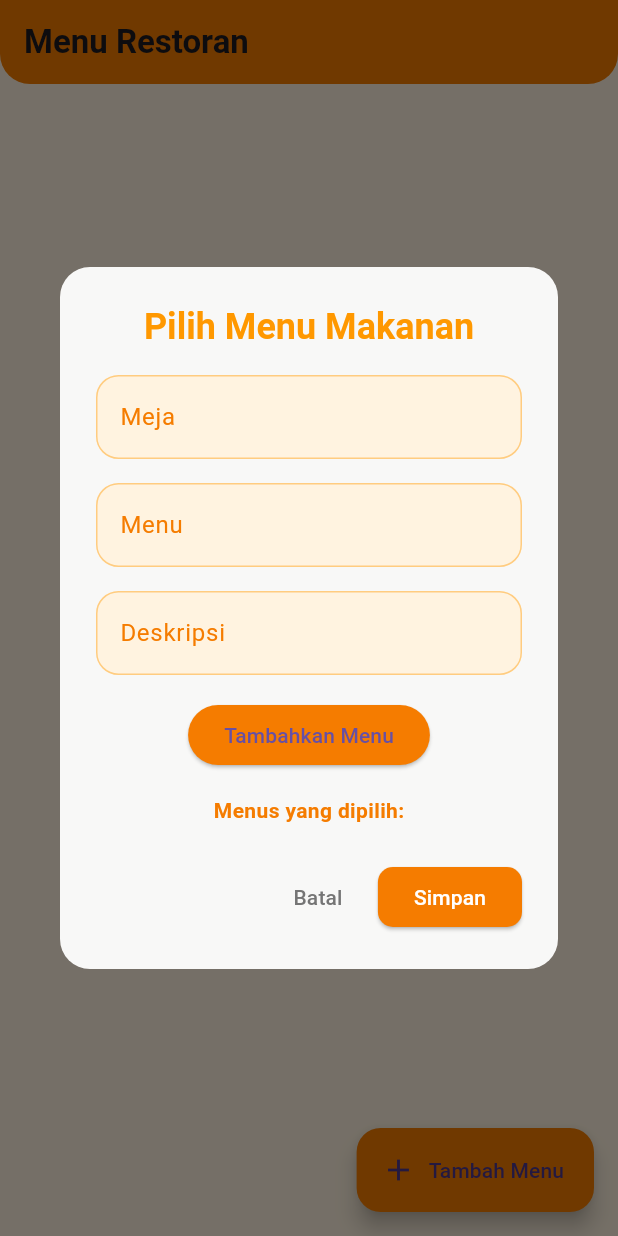
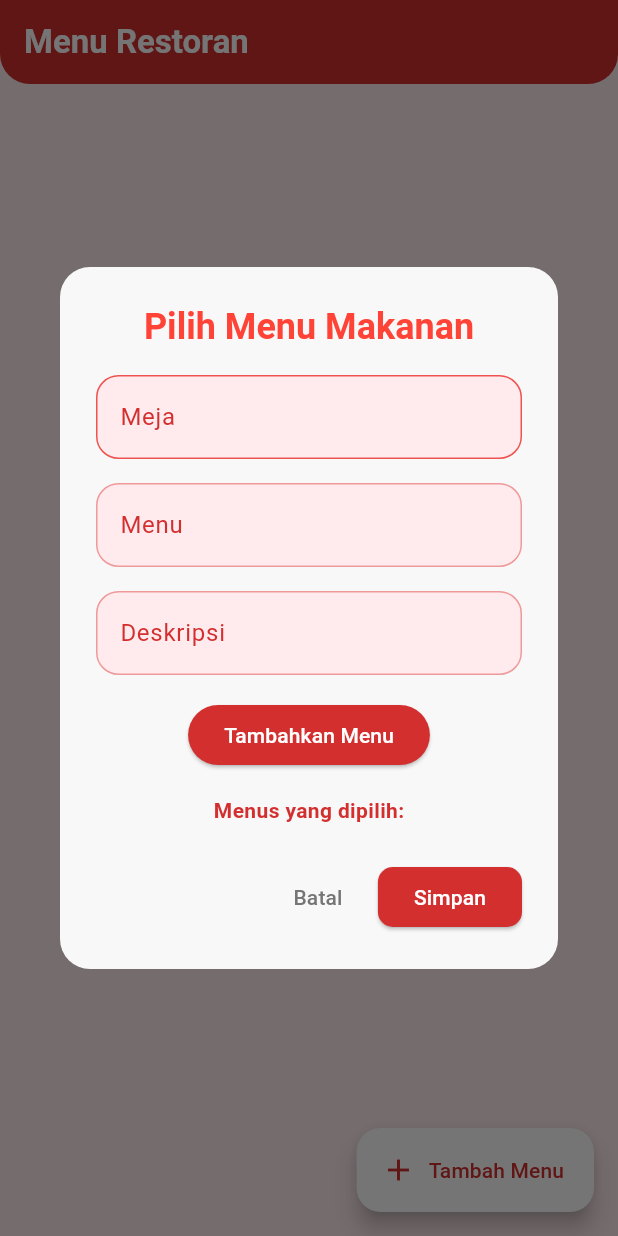
Before and after one commit to FZfortirex/Project-Firebase, a Flutter app: the CrudPage screen opened directly, after a tap on "Tambah Menu", on a phone screen of 412 x 824 dp. Run offline on Flutter 3.47's test engine with Material 3 defaults, Android fonts, the phone set to English and light mode, and no system bars; our stand-ins replace cloud_firestore, firebase_auth, firebase_core, google_sign_in; accounts and stored records are empty.

Commit message:
add update

```diff
--- a/firebase_app/lib/CRUD/crud_page.dart
+++ b/firebase_app/lib/CRUD/crud_page.dart
@@ -12,10 +12,12 @@ class _CrudPageState extends State<CrudPage> {
   final TextEditingController _menuController = TextEditingController();
   List<Map<String, dynamic>> selectedMenuList = [];
 
+  // Function to delete an order
   Future<void> _deleteOrder(String docId) async {
     await _ordersCollection.doc(docId).delete();
   }
 
+  // Function to show delete confirmation dialog
   Future<void> _showDeleteConfirmation(
       BuildContext context, String docId) async {
     return showDialog(
@@ -42,9 +44,16 @@ class _CrudPageState extends State<CrudPage> {
     );
   }
 
-  Future<void> _showMenuOptions(BuildContext context) async {
+  // Function to show the menu options (add/edit menu)
+  Future<void> _showMenuOptions(
+      BuildContext context, {Map<String, dynamic>? menuToEdit, int? index}) async {
     final TextEditingController tableController = TextEditingController();
     final TextEditingController descriptionController = TextEditingController();
+
+    if (menuToEdit != null) {
+      _menuController.text = menuToEdit['menu'];
+      descriptionController.text = menuToEdit['description'];
+    }
 
     await showDialog(
       context: context,
@@ -60,7 +69,7 @@ class _CrudPageState extends State<CrudPage> {
                 'Pilih Menu Makanan',
                 style: TextStyle(
                   fontWeight: FontWeight.bold,
-                  color: Colors.orange,
+                  color: Color.fromARGB(255, 255, 67, 54),
                   fontSize: 24,
                 ),
                 textAlign: TextAlign.center,
@@ -75,19 +84,19 @@ class _CrudPageState extends State<CrudPage> {
                         controller: tableController,
                         decoration: InputDecoration(
                           labelText: 'Meja',
-                          labelStyle: TextStyle(color: Colors.orange.shade700),
+                          labelStyle: TextStyle(color: Colors.red.shade700),
                           enabledBorder: OutlineInputBorder(
                             borderRadius: BorderRadius.circular(15),
                             borderSide:
-                                BorderSide(color: Colors.orange.shade200),
+                                BorderSide(color: Colors.red.shade400),
                           ),
                           focusedBorder: OutlineInputBorder(
                             borderRadius: BorderRadius.circular(15),
                             borderSide:
-                                BorderSide(color: Colors.orange.shade700),
+                                BorderSide(color: Colors.red.shade700),
                           ),
                           filled: true,
-                          fillColor: Colors.orange.shade50,
+                          fillColor: Colors.red.shade50,
                         ),
                         keyboardType: TextInputType.number,
                       ),
@@ -96,19 +105,19 @@ class _CrudPageState extends State<CrudPage> {
                         controller: _menuController,
                         decoration: InputDecoration(
                           labelText: 'Menu',
-                          labelStyle: TextStyle(color: Colors.orange.shade700),
+                          labelStyle: TextStyle(color: Colors.red.shade700),
                           enabledBorder: OutlineInputBorder(
                             borderRadius: BorderRadius.circular(15),
                             borderSide:
-                                BorderSide(color: Colors.orange.shade200),
+                                BorderSide(color: Colors.red.shade200),
                           ),
                           focusedBorder: OutlineInputBorder(
                             borderRadius: BorderRadius.circular(15),
                             borderSide:
-                                BorderSide(color: Colors.orange.shade700),
+                                BorderSide(color: Colors.red.shade700),
                           ),
                           filled: true,
-                          fillColor: Colors.orange.shade50,
+                          fillColor: Colors.red.shade50,
                         ),
                       ),
                       const SizedBox(height: 16),
@@ -116,19 +125,19 @@ class _CrudPageState extends State<CrudPage> {
                         controller: descriptionController,
                         decoration: InputDecoration(
                           labelText: 'Deskripsi',
-                          labelStyle: TextStyle(color: Colors.orange.shade700),
+                          labelStyle: TextStyle(color: Colors.red.shade700),
                           enabledBorder: OutlineInputBorder(
                             borderRadius: BorderRadius.circular(15),
                             borderSide:
-                                BorderSide(color: Colors.orange.shade200),
+                                BorderSide(color: Colors.red.shade200),
                           ),
                           focusedBorder: OutlineInputBorder(
                             borderRadius: BorderRadius.circular(15),
                             borderSide:
-                                BorderSide(color: Colors.orange.shade700),
+                                BorderSide(color: Colors.red.shade700),
                           ),
                           filled: true,
-                          fillColor: Colors.orange.shade50,
+                          fillColor: Colors.red.shade50,
                         ),
                       ),
                       const SizedBox(height: 16),
@@ -137,26 +146,36 @@ class _CrudPageState extends State<CrudPage> {
                           if (_menuController.text.isNotEmpty &&
                               descriptionController.text.isNotEmpty) {
                             setState(() {
-                              selectedMenuList.add({
-                                'menu': _menuController.text,
-                                'description': descriptionController.text,
-                              });
+                              if (menuToEdit == null) {
+                                selectedMenuList.add({
+                                  'menu': _menuController.text,
+                                  'description': descriptionController.text,
+                                });
+                              } else {
+                                selectedMenuList[index!] = {
+                                  'menu': _menuController.text,
+                                  'description': descriptionController.text,
+                                };
+                              }
                               _menuController.clear();
                               descriptionController.clear();
                             });
                           }
                         },
                         style: ElevatedButton.styleFrom(
-                          backgroundColor: Colors.orange.shade700,
+                          backgroundColor: Colors.red.shade700,
                         ),
-                        child: const Text('Tambahkan Menu'),
+                        child: Text(
+                          menuToEdit == null ? 'Tambahkan Menu' : 'Perbarui Menu',
+                          style: TextStyle(color: Colors.white),
+                        ),
                       ),
                       const SizedBox(height: 16),
                       Text(
                         'Menus yang dipilih:',
                         style: TextStyle(
                           fontWeight: FontWeight.bold,
-                          color: Colors.orange.shade700,
+                          color: Colors.red.shade700,
                         ),
                       ),
                       Container(
@@ -186,6 +205,17 @@ class _CrudPageState extends State<CrudPage> {
                                         });
                                       },
                                     ),
+                                    IconButton(
+                                      icon: Icon(Icons.edit,
+                                          color: Colors.red.shade700),
+                                      onPressed: () {
+                                        _showMenuOptions(
+                                          context,
+                                          menuToEdit: item,
+                                          index: selectedMenuList.indexOf(item),
+                                        );
+                                      },
+                                    ),
                                   ],
                                 ),
                               );
@@ -207,7 +237,7 @@ class _CrudPageState extends State<CrudPage> {
                 ),
                 ElevatedButton(
                   style: ElevatedButton.styleFrom(
-                    backgroundColor: Colors.orange.shade700,
+                    backgroundColor: Colors.red.shade700,
                     shape: RoundedRectangleBorder(
                       borderRadius: BorderRadius.circular(10),
                     ),
@@ -241,13 +271,13 @@ class _CrudPageState extends State<CrudPage> {
   @override
   Widget build(BuildContext context) {
     return Scaffold(
-      backgroundColor: Colors.orange.shade50,
+      backgroundColor: Colors.red.shade50,
       appBar: AppBar(
         title: const Text(
           'Menu Restoran',
-          style: TextStyle(fontWeight: FontWeight.bold),
+          style: TextStyle(fontWeight: FontWeight.bold, color: Colors.white),
         ),
-        backgroundColor: Colors.orange.shade700,
+        backgroundColor: Colors.red.shade700,
         elevation: 0,
         shape: const RoundedRectangleBorder(
           borderRadius: BorderRadius.vertical(
@@ -264,7 +294,7 @@ class _CrudPageState extends State<CrudPage> {
             return Center(
               child: CircularProgressIndicator(
                 valueColor:
-                    AlwaysStoppedAnimation<Color>(Colors.orange.shade700),
+                    AlwaysStoppedAnimation<Color>(Colors.red.shade700),
               ),
             );
           }
@@ -285,7 +315,7 @@ class _CrudPageState extends State<CrudPage> {
               child: Text(
                 'Belum ada menu tersedia',
                 style: TextStyle(
-                  color: Colors.orange.shade700,
+                  color: Colors.red.shade700,
                   fontSize: 18,
                   fontWeight: FontWeight.w500,
                 ),
@@ -315,7 +345,7 @@ class _CrudPageState extends State<CrudPage> {
                       gradient: LinearGradient(
                         colors: [
                           Colors.white,
-                          Colors.orange.shade50,
+                          Colors.red.shade50,
                         ],
                         begin: Alignment.topLeft,
                         end: Alignment.bottomRight,
@@ -329,7 +359,7 @@ class _CrudPageState extends State<CrudPage> {
                         style: TextStyle(
                           fontWeight: FontWeight.bold,
                           fontSize: 18,
-                          color: Colors.orange.shade900,
+                          color: Colors.red.shade900,
                         ),
                       ),
                       subtitle: Column(
@@ -353,11 +383,12 @@ class _CrudPageState extends State<CrudPage> {
         },
       ),
       floatingActionButton: FloatingActionButton.extended(
-        backgroundColor: Colors.orange.shade700,
+        backgroundColor: Colors.white,
         onPressed: () => _showMenuOptions(context),
-        icon: const Icon(Icons.add),
-        label: const Text(
+        icon: Icon(Icons.add, color: Colors.red.shade700),
+        label: Text(
           'Tambah Menu',
+          style: TextStyle(color: Colors.red.shade700),
         ),
       ),
     );
```
